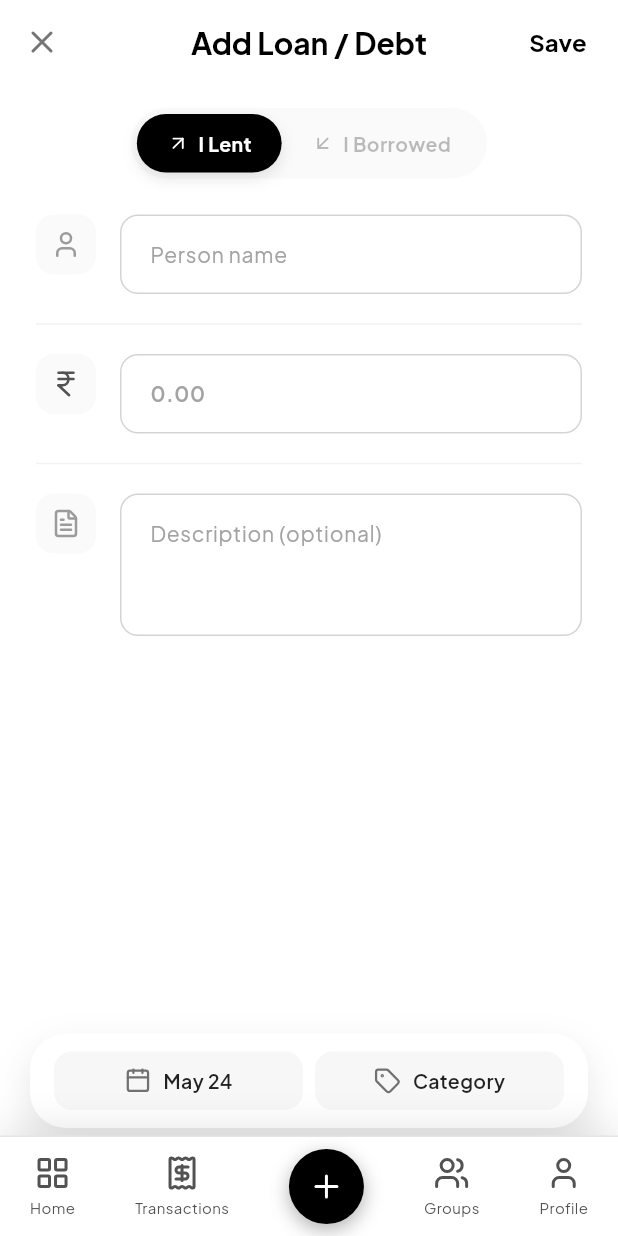
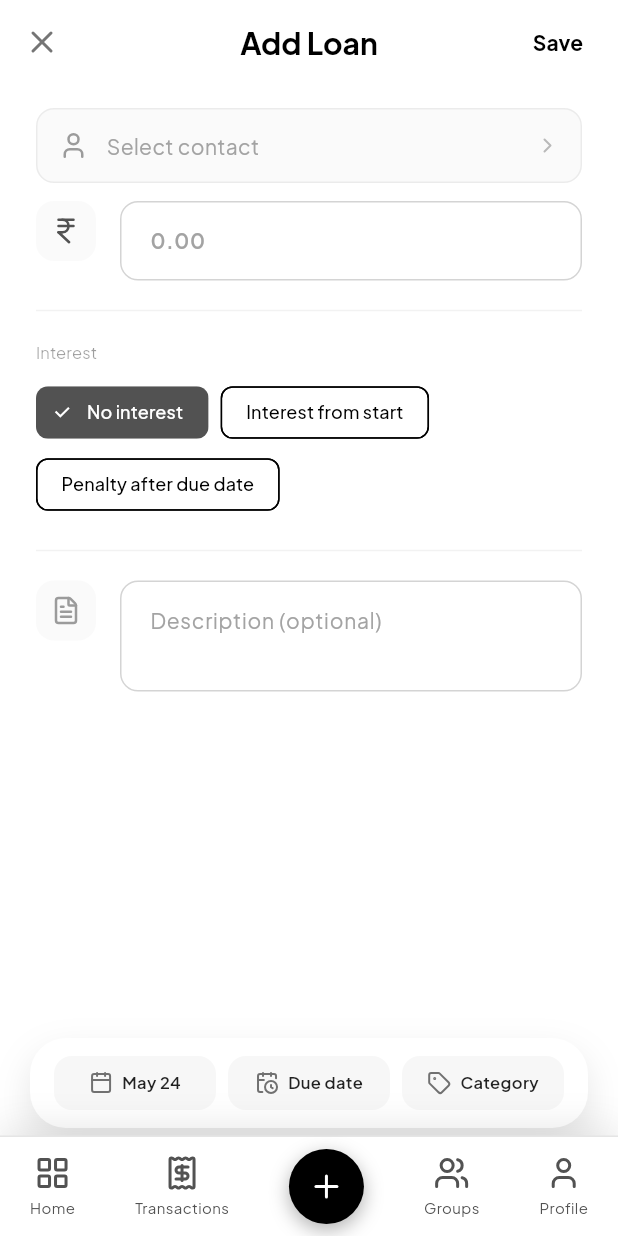
Before and after one commit to vipulchaudhary16/Square, a Flutter app: the AddEditLoanScreen screen opened by its route, on a phone screen of 412 x 824 dp. Run offline on Flutter 3.47's test engine with Material 3 defaults, Android fonts, the phone set to English and light mode, and no system bars; our stand-ins replace dio, fl_chart, flutter_animate, flutter_riverpod, go_router, google_fonts and 2 more; accounts and stored records are empty.

Commit message:
feat(flutter): update AddEditLoanScreen with contact picker + interest mode, add contacts routes

```diff
--- a/square_app/lib/core/router.dart
+++ b/square_app/lib/core/router.dart
@@ -18,6 +18,9 @@ import '../../features/categories/presentation/categories_settings_screen.dart';
 import '../../features/groups/presentation/screens/groups_screen.dart';
 import '../../features/groups/presentation/screens/create_group_screen.dart';
 import '../../features/groups/presentation/screens/group_details_screen.dart';
+import '../../features/contacts/presentation/screens/contacts_screen.dart';
+import '../../features/contacts/presentation/screens/add_contact_screen.dart';
+import '../../features/contacts/presentation/screens/contact_detail_screen.dart';
 
 // Keys for navigation
 final _rootNavigatorKey = GlobalKey<NavigatorState>();
@@ -147,6 +150,29 @@ final routerProvider = Provider<GoRouter>((ref) {
               return ExpenseDetailScreen(expense: expense);
             },
           ),
+          GoRoute(
+            path: '/contacts',
+            builder: (context, state) => const ContactsScreen(),
+          ),
+          GoRoute(
+            path: '/contacts/add',
+            parentNavigatorKey: _rootNavigatorKey,
+            builder: (context, state) => const AddContactScreen(),
+          ),
+          GoRoute(
+            path: '/contacts/:id',
+            parentNavigatorKey: _rootNavigatorKey,
+            builder: (context, state) =>
+                ContactDetailScreen(contactId: state.pathParameters['id']!),
+          ),
+          GoRoute(
+            path: '/loans/:id',
+            parentNavigatorKey: _rootNavigatorKey,
+            builder: (context, state) => Scaffold(
+              appBar: AppBar(title: const Text('Loan Detail')),
+              body: Center(child: Text('Loan ${state.pathParameters['id']}')),
+            ),
+          ),
         ],
       ),
     ],
--- a/square_app/lib/features/transactions/presentation/screens/add_edit_loan_screen.dart
+++ b/square_app/lib/features/transactions/presentation/screens/add_edit_loan_screen.dart
@@ -5,7 +5,8 @@ import 'package:lucide_icons/lucide_icons.dart';
 import 'package:intl/intl.dart';
 import '../../../../core/theme/app_colors.dart';
 import '../../../../shared/widgets/category_picker_sheet.dart';
-import '../../../transactions/presentation/transactions_provider.dart';
+import '../../../contacts/data/contact_model.dart';
+import '../transactions_provider.dart';
 
 class AddEditLoanScreen extends ConsumerStatefulWidget {
   const AddEditLoanScreen({super.key});
@@ -16,42 +17,53 @@ class AddEditLoanScreen extends ConsumerStatefulWidget {
 
 class _AddEditLoanScreenState extends ConsumerState<AddEditLoanScreen> {
   final _formKey = GlobalKey<FormState>();
-  final _counterpartyController = TextEditingController();
   final _amountController = TextEditingController();
   final _descriptionController = TextEditingController();
-  String _type = 'LENT';
+
+  Contact? _selectedContact;
+  String _interestMode = 'none';
   DateTime _selectedDate = DateTime.now();
+  DateTime? _dueDate;
   bool _isLoading = false;
   String? _selectedCategoryId;
   String _selectedCategoryName = 'Category';
 
   @override
   void dispose() {
-    _counterpartyController.dispose();
     _amountController.dispose();
     _descriptionController.dispose();
     super.dispose();
   }
 
+  Future<void> _pickContact() async {
+    final result = await context.push<Contact>('/contacts/add');
+    if (result != null) setState(() => _selectedContact = result);
+  }
+
   Future<void> _submit() async {
     if (!_formKey.currentState!.validate()) return;
+    if (_selectedContact == null) {
+      ScaffoldMessenger.of(context).showSnackBar(
+        const SnackBar(content: Text('Please select a contact')),
+      );
+      return;
+    }
     setState(() => _isLoading = true);
     try {
-      final amount = double.parse(_amountController.text);
       final data = {
-        'type': _type,
-        'amount': amount,
-        'counterparty_name': _counterpartyController.text,
-        'status': 'PENDING',
+        'contact_id': _selectedContact!.id,
+        'amount': double.parse(_amountController.text),
         'date': _selectedDate.toUtc().toIso8601String(),
+        'interest_mode': _interestMode,
         'description': _descriptionController.text,
         'category_id': _selectedCategoryId ?? '',
+        if (_dueDate != null) 'due_date': _dueDate!.toUtc().toIso8601String(),
       };
       await ref.read(loansProvider.notifier).create(data);
       if (mounted) {
         context.pop();
         ScaffoldMessenger.of(context).showSnackBar(
-          const SnackBar(content: Text('Loan added successfully')),
+          const SnackBar(content: Text('Loan added')),
         );
       }
     } catch (e) {
@@ -65,32 +77,6 @@ class _AddEditLoanScreenState extends ConsumerState<AddEditLoanScreen> {
     }
   }
 
-  Future<void> _pickDate() async {
-    final picked = await showDatePicker(
-      context: context,
-      initialDate: _selectedDate,
-      firstDate: DateTime(2000),
-      lastDate: DateTime(2100),
-    );
-    if (picked != null) setState(() => _selectedDate = picked);
-  }
-
-  void _showCategoryPicker() {
-    showModalBottomSheet(
-      context: context,
-      isScrollControlled: true,
-      backgroundColor: Colors.transparent,
-      builder: (_) => CategoryPickerSheet(
-        selectedId: _selectedCategoryId,
-        appliesTo: 'loan',
-        onSelected: (id, name) => setState(() {
-          _selectedCategoryId = id;
-          _selectedCategoryName = name;
-        }),
-      ),
-    );
-  }
-
   @override
   Widget build(BuildContext context) {
     final isDark = Theme.of(context).brightness == Brightness.dark;
@@ -98,21 +84,16 @@ class _AddEditLoanScreenState extends ConsumerState<AddEditLoanScreen> {
     return Scaffold(
       backgroundColor: isDark ? AppColors.slate[950] : Colors.white,
       appBar: AppBar(
-        title: Text(
-          'Add Loan / Debt',
+        title: Text('Add Loan',
             style: TextStyle(
                 color: isDark ? Colors.white : Colors.black,
-            fontWeight: FontWeight.bold,
-          ),
-        ),
+                fontWeight: FontWeight.bold)),
         backgroundColor: Colors.transparent,
         elevation: 0,
         centerTitle: true,
         leading: IconButton(
-          icon: Icon(
-            LucideIcons.x,
-            color: isDark ? Colors.white70 : Colors.black54,
-          ),
+          icon: Icon(LucideIcons.x,
+              color: isDark ? Colors.white70 : Colors.black54),
           onPressed: () => context.pop(),
         ),
         actions: [
@@ -122,26 +103,16 @@ class _AddEditLoanScreenState extends ConsumerState<AddEditLoanScreen> {
                 ? const SizedBox(
                     width: 20,
                     height: 20,
-                    child: CircularProgressIndicator(strokeWidth: 2),
-                  )
-                : Text(
-                    'Save',
+                    child: CircularProgressIndicator(strokeWidth: 2))
+                : Text('Save',
                     style: TextStyle(
-                      fontSize: 16,
                         fontWeight: FontWeight.bold,
-                      color: isDark ? Colors.white : Colors.black,
-                    ),
-                  ),
+                        color: isDark ? Colors.white : Colors.black)),
           ),
           const SizedBox(width: 8),
         ],
       ),
-      body: Stack(
-        children: [
-          SafeArea(
-            child: Column(
-              children: [
-                Expanded(
+      body: SafeArea(
         child: SingleChildScrollView(
           padding: const EdgeInsets.symmetric(horizontal: 24),
           child: Form(
@@ -150,69 +121,47 @@ class _AddEditLoanScreenState extends ConsumerState<AddEditLoanScreen> {
               crossAxisAlignment: CrossAxisAlignment.start,
               children: [
                 const SizedBox(height: 16),
-                          // Pill toggle
-                          Center(
+                GestureDetector(
+                  onTap: _pickContact,
                   child: Container(
+                    padding: const EdgeInsets.all(14),
                     decoration: BoxDecoration(
                       color: isDark
                           ? AppColors.slate[900]
                           : AppColors.slate[50],
-                                borderRadius: BorderRadius.circular(30),
+                      borderRadius: BorderRadius.circular(12),
+                      border: Border.all(
+                          color: isDark
+                              ? Colors.white12
+                              : Colors.black.withOpacity(0.06)),
                     ),
-                              padding: const EdgeInsets.all(4),
                     child: Row(
-                                mainAxisSize: MainAxisSize.min,
                       children: [
-                                  _buildTypeOption(
-                                    'LENT',
-                                    'I Lent',
-                                    LucideIcons.arrowUpRight,
-                                    isDark,
+                        Icon(LucideIcons.user,
+                            size: 20,
+                            color: isDark ? Colors.white54 : Colors.black38),
+                        const SizedBox(width: 12),
+                        Expanded(
+                          child: Text(
+                            _selectedContact?.name ?? 'Select contact',
+                            style: TextStyle(
+                                fontSize: 14,
+                                fontWeight: _selectedContact != null
+                                    ? FontWeight.w600
+                                    : FontWeight.w400,
+                                color: _selectedContact != null
+                                    ? (isDark ? Colors.white : Colors.black87)
+                                    : (isDark
+                                        ? AppColors.slate[500]
+                                        : AppColors.slate[400])),
                           ),
-                                  _buildTypeOption(
-                                    'BORROWED',
-                                    'I Borrowed',
-                                    LucideIcons.arrowDownLeft,
-                                    isDark,
                         ),
+                        Icon(LucideIcons.chevronRight,
+                            size: 16,
+                            color: isDark ? Colors.white24 : Colors.black26),
                       ],
                     ),
                   ),
-                          ),
-                          const SizedBox(height: 24),
-                          _buildFieldRow(
-                            icon: LucideIcons.user,
-                            iconColor: isDark
-                                ? Colors.white54
-                                : Colors.black38,
-                            isDark: isDark,
-                            child: TextFormField(
-                              controller: _counterpartyController,
-                              style: TextStyle(
-                                fontSize: 14,
-                                fontWeight: FontWeight.w500,
-                                color:
-                                    isDark ? Colors.white : Colors.black87,
-                              ),
-                              decoration: InputDecoration(
-                                hintText: 'Person name',
-                                hintStyle: TextStyle(
-                                  color: isDark
-                                      ? AppColors.slate[500]
-                                      : AppColors.slate[400],
-                                  fontWeight: FontWeight.w400,
-                                ),
-                                border: InputBorder.none,
-                              ),
-                              validator: (v) =>
-                                  v!.isEmpty ? 'Required' : null,
-                            ),
-                          ),
-                          const SizedBox(height: 12),
-                          Divider(
-                            color: isDark
-                                ? Colors.white10
-                                : Colors.black.withOpacity(0.05),
                 ),
                 const SizedBox(height: 12),
                 _buildFieldRow(
@@ -223,59 +172,54 @@ class _AddEditLoanScreenState extends ConsumerState<AddEditLoanScreen> {
                   isDark: isDark,
                   child: TextFormField(
                     controller: _amountController,
-                              keyboardType:
-                                  const TextInputType.numberWithOptions(
+                    keyboardType: const TextInputType.numberWithOptions(
                         decimal: true),
                     style: TextStyle(
                         fontSize: 14,
                         fontWeight: FontWeight.w600,
-                                color:
-                                    isDark ? Colors.white : Colors.black87,
-                              ),
+                        color: isDark ? Colors.white : Colors.black87),
                     decoration: InputDecoration(
                       hintText: '0.00',
                       hintStyle: TextStyle(
                           color: isDark
                               ? AppColors.slate[500]
-                                      : AppColors.slate[400],
-                                ),
+                              : AppColors.slate[400]),
                       border: InputBorder.none,
                     ),
-                              validator: (v) =>
-                                  v!.isEmpty ? 'Required' : null,
+                    validator: (v) => v!.isEmpty ? 'Required' : null,
                   ),
                 ),
                 const SizedBox(height: 12),
                 Divider(
                     color: isDark
                         ? Colors.white10
-                                : Colors.black.withOpacity(0.05),
-                          ),
+                        : Colors.black.withOpacity(0.05)),
+                const SizedBox(height: 12),
+                _buildInterestModeSelector(isDark),
+                const SizedBox(height: 12),
+                Divider(
+                    color: isDark
+                        ? Colors.white10
+                        : Colors.black.withOpacity(0.05)),
                 const SizedBox(height: 12),
                 _buildFieldRow(
                   icon: LucideIcons.fileText,
-                            iconColor: isDark
-                                ? Colors.white54
-                                : Colors.black38,
+                  iconColor: isDark ? Colors.white54 : Colors.black38,
                   isDark: isDark,
                   child: TextFormField(
                     controller: _descriptionController,
                     maxLines: null,
-                              minLines: 3,
+                    minLines: 2,
                     style: TextStyle(
                         fontSize: 14,
-                                fontWeight: FontWeight.w500,
-                                color:
-                                    isDark ? Colors.white : Colors.black87,
-                              ),
+                        color: isDark ? Colors.white : Colors.black87),
                     decoration: InputDecoration(
                       hintText: 'Description (optional)',
                       hintStyle: TextStyle(
                           color: isDark
                               ? AppColors.slate[500]
                               : AppColors.slate[400],
-                                  fontWeight: FontWeight.w400,
-                                ),
+                          fontWeight: FontWeight.w400),
                       border: InputBorder.none,
                     ),
                   ),
@@ -286,75 +230,46 @@ class _AddEditLoanScreenState extends ConsumerState<AddEditLoanScreen> {
           ),
         ),
       ),
-              ],
-            ),
-          ),
-          _buildFloatingDock(isDark),
-        ],
-      ),
+      bottomSheet: _buildFloatingDock(isDark),
     );
   }
 
-  Widget _buildTypeOption(
-    String value,
-    String label,
-    IconData icon,
-    bool isDark,
-  ) {
-    final isSelected = _type == value;
-    return GestureDetector(
-      onTap: () => setState(() => _type = value),
-      child: Container(
-        padding:
-            const EdgeInsets.symmetric(horizontal: 20, vertical: 10),
-        decoration: BoxDecoration(
-          color: isSelected
-              ? (isDark ? Colors.white : Colors.black)
-              : Colors.transparent,
-          borderRadius: BorderRadius.circular(25),
-          boxShadow: isSelected
-              ? [
-                  BoxShadow(
-                    color: Colors.black.withOpacity(0.1),
-                    blurRadius: 8,
-                    offset: const Offset(0, 4),
-                  ),
-                ]
-              : null,
-        ),
-        child: Row(
-          mainAxisSize: MainAxisSize.min,
+  Widget _buildInterestModeSelector(bool isDark) {
+    final modes = [
+      ('none', 'No interest'),
+      ('from_start', 'Interest from start'),
+      ('penalty', 'Penalty after due date'),
+    ];
+    return Column(
+      crossAxisAlignment: CrossAxisAlignment.start,
       children: [
-            Icon(
-              icon,
-              size: 15,
-              color: isSelected
-                  ? (isDark ? Colors.black : Colors.white)
-                  : (isDark ? Colors.white38 : Colors.black26),
-            ),
-            const SizedBox(width: 6),
-            Text(
-              label,
+        Text('Interest',
             style: TextStyle(
-                fontSize: 13,
-                fontWeight: FontWeight.bold,
-                color: isSelected
-                    ? (isDark ? Colors.black : Colors.white)
-                    : (isDark ? Colors.white38 : Colors.black26),
-              ),
+                fontSize: 11,
+                color: isDark ? Colors.white38 : Colors.black38,
+                letterSpacing: 0.06)),
+        const SizedBox(height: 8),
+        Wrap(
+          spacing: 8,
+          children: modes
+              .map((m) => ChoiceChip(
+                    label: Text(m.$2,
+                        style: const TextStyle(fontSize: 12)),
+                    selected: _interestMode == m.$1,
+                    onSelected: (_) =>
+                        setState(() => _interestMode = m.$1),
+                  ))
+              .toList(),
         ),
       ],
-        ),
-      ),
     );
   }
 
-  Widget _buildFieldRow({
-    required IconData icon,
+  Widget _buildFieldRow(
+      {required IconData icon,
       required Color iconColor,
       required Widget child,
-    required bool isDark,
-  }) {
+      required bool isDark}) {
     return Row(
       crossAxisAlignment: CrossAxisAlignment.start,
       children: [
@@ -375,11 +290,8 @@ class _AddEditLoanScreenState extends ConsumerState<AddEditLoanScreen> {
   }
 
   Widget _buildFloatingDock(bool isDark) {
-    return Positioned(
-      bottom: 5,
-      left: 20,
-      right: 20,
-      child: Container(
+    return Container(
+      margin: const EdgeInsets.fromLTRB(20, 0, 20, 5),
       decoration: BoxDecoration(
         color: isDark ? AppColors.slate[900] : Colors.white,
         borderRadius: BorderRadius.circular(24),
@@ -387,8 +299,7 @@ class _AddEditLoanScreenState extends ConsumerState<AddEditLoanScreen> {
           BoxShadow(
               color: Colors.black.withOpacity(0.1),
               blurRadius: 20,
-              offset: const Offset(0, 10),
-            ),
+              offset: const Offset(0, 10)),
         ],
       ),
       padding: const EdgeInsets.all(12),
@@ -398,26 +309,56 @@ class _AddEditLoanScreenState extends ConsumerState<AddEditLoanScreen> {
             LucideIcons.calendar,
             DateFormat('MMM dd').format(_selectedDate),
             isDark,
-              _pickDate,
+            () async {
+              final picked = await showDatePicker(
+                  context: context,
+                  initialDate: _selectedDate,
+                  firstDate: DateTime(2000),
+                  lastDate: DateTime(2100));
+              if (picked != null) setState(() => _selectedDate = picked);
+            },
+          ),
+          _buildDockItem(
+            LucideIcons.calendarClock,
+            _dueDate != null
+                ? 'Due ${DateFormat('MMM dd').format(_dueDate!)}'
+                : 'Due date',
+            isDark,
+            () async {
+              final picked = await showDatePicker(
+                  context: context,
+                  initialDate: _dueDate ??
+                      DateTime.now().add(const Duration(days: 30)),
+                  firstDate: DateTime.now(),
+                  lastDate: DateTime(2100));
+              if (picked != null) setState(() => _dueDate = picked);
+            },
           ),
           _buildDockItem(
             LucideIcons.tag,
             _selectedCategoryName,
             isDark,
-              _showCategoryPicker,
+            () => showModalBottomSheet(
+              context: context,
+              isScrollControlled: true,
+              backgroundColor: Colors.transparent,
+              builder: (_) => CategoryPickerSheet(
+                selectedId: _selectedCategoryId,
+                appliesTo: 'loan',
+                onSelected: (id, name) => setState(() {
+                  _selectedCategoryId = id;
+                  _selectedCategoryName = name;
+                }),
+              ),
+            ),
           ),
         ],
-        ),
       ),
     );
   }
 
   Widget _buildDockItem(
-    IconData icon,
-    String label,
-    bool isDark,
-    VoidCallback onTap,
-  ) {
+      IconData icon, String label, bool isDark, VoidCallback onTap) {
     return Expanded(
       child: GestureDetector(
         onTap: onTap,
@@ -433,19 +374,17 @@ class _AddEditLoanScreenState extends ConsumerState<AddEditLoanScreen> {
           child: Row(
             mainAxisAlignment: MainAxisAlignment.center,
             children: [
-              Icon(
-                icon,
-                size: 18,
-                color: isDark ? Colors.white54 : Colors.black54,
-              ),
-              const SizedBox(width: 8),
-              Text(
-                label,
+              Icon(icon,
+                  size: 16,
+                  color: isDark ? Colors.white54 : Colors.black54),
+              const SizedBox(width: 6),
+              Flexible(
+                child: Text(label,
+                    overflow: TextOverflow.ellipsis,
                     style: TextStyle(
-                  fontSize: 13,
+                        fontSize: 11,
                         fontWeight: FontWeight.w600,
-                  color: isDark ? Colors.white70 : Colors.black87,
-                ),
+                        color: isDark ? Colors.white70 : Colors.black87)),
               ),
             ],
           ),
```
Lines whose indentation alone changed are shown as unchanged.
